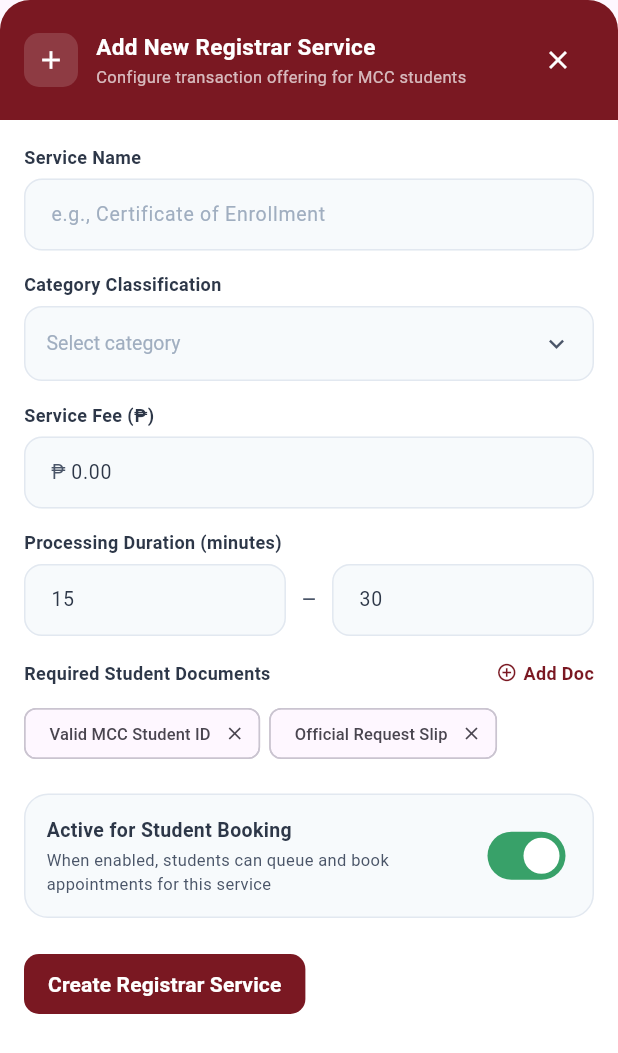
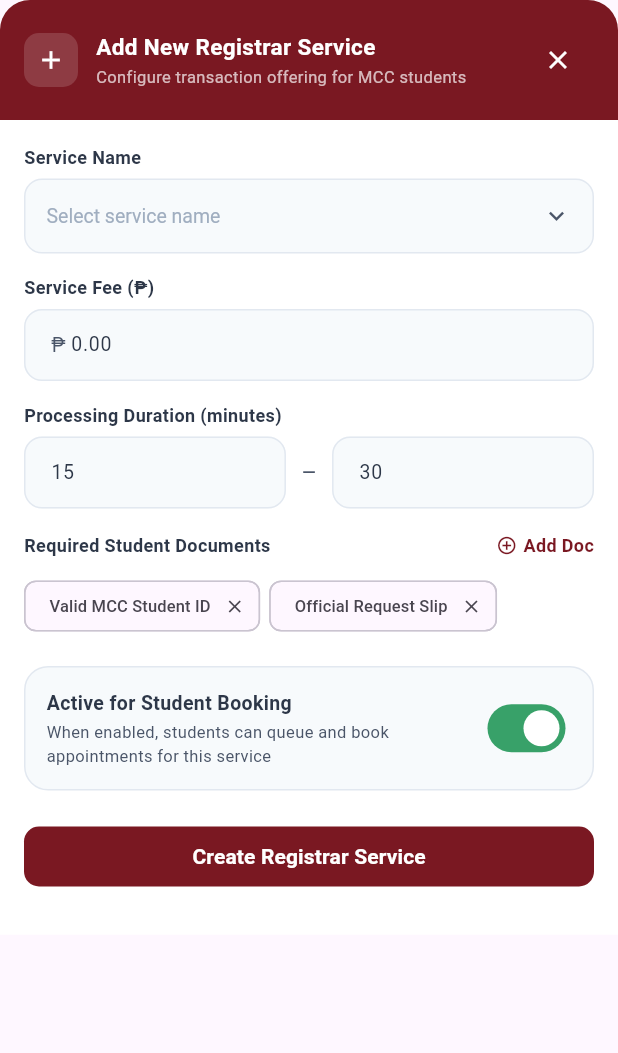
Before and after one commit to mrtnbtstaa/mcc-queue-appointment, a Flutter app: the AddRegistrarServiceBottomSheet widget shown alone on an empty page, opened directly, on a phone screen of 412 x 824 dp. Shown: the top 1053 px of the screen. Run offline on Flutter 3.47's test engine with Material 3 defaults, Android fonts, the phone set to English and light mode, and no system bars; our stand-ins replace bloc, bloc_concurrency, dio, equatable, flutter_bloc, flutter_secure_storage and 6 more; accounts and stored records are empty; network calls fail.

Commit message:
improved: prevent two events in the same date, added a calendar details bottom sheet, service modal from input to dropdown

```diff
--- a/lib/core/config/app_config.dart
+++ b/lib/core/config/app_config.dart
@@ -14,8 +14,7 @@ class AppConfig {
   static const development = AppConfig(
     environment: AppEnvironment.development,
     appName: 'MyApp Development',
-    baseUrl: 'http://localhost:60234/api/',
-    // baseUrl: 'http://10.0.2.2:8000/api/',
+    baseUrl: 'http://10.0.2.2:8000/api/',
   );
 
   static const production = AppConfig(
--- a/lib/features/shared/services/data/repositories/service_repository_impl.dart
+++ b/lib/features/shared/services/data/repositories/service_repository_impl.dart
@@ -79,7 +79,7 @@ class ServiceRepositoryImpl implements ServiceRepository {
     final result = await _remote.createService(dto);
 
     return switch (result) {
-      ApiSuccess(:final data) => Right(data.toDomain()),
+      ApiSuccess() => Right(entity),
       ApiFailure(:final error) => Left(_mapFailure(error)),
     };
   }
--- a/lib/features/staff/services/presentation/widgets/add_service_bottom_sheet.dart
+++ b/lib/features/staff/services/presentation/widgets/add_service_bottom_sheet.dart
@@ -6,12 +6,22 @@ import '../../../../../core/widgets/common_bottom_sheet.dart';
 import '../../../../../core/widgets/common_responsive_modal.dart';
 import '../../../../../core/widgets/common_elevated_button.dart';
 import '../../../../shared/filter_options/domain/filter_options.dart';
-import '../../../../shared/filter_options/presentation/filter_options_cubit.dart';
 import '../../../../shared/services/domain/entities/service_entity.dart';
 import '../../../../shared/services/presentation/bloc/manage_services_bloc.dart';
 import '../../../../shared/services/presentation/bloc/manage_services_event.dart';
 import '../../../../shared/services/presentation/bloc/manage_services_state.dart';
 import 'required_document_field.dart';
+
+const _serviceCategories = [
+  FilterOption(value: 'Admission', label: 'Admission'),
+  FilterOption(value: 'Enrollment', label: 'Enrollment'),
+  FilterOption(value: 'Records', label: 'Student Records'),
+  FilterOption(value: 'Certificates', label: 'Certificates & Documents'),
+  FilterOption(value: 'Academic', label: 'Academic Concerns'),
+  FilterOption(value: 'Graduation', label: 'Graduation'),
+  FilterOption(value: 'Clearance', label: 'Clearance'),
+  FilterOption(value: 'Transfer', label: 'Transfer & Withdrawal'),
+];
 
 class AddRegistrarServiceBottomSheet extends StatefulWidget {
   const AddRegistrarServiceBottomSheet({super.key, this.serviceToEdit});
@@ -70,23 +80,18 @@ class _AddRegistrarServiceBottomSheetState
 
     // Keep the saved category selectable even if it isn't in the backend list.
     final existing = service?.category;
-    final options = context
-        .read<FilterOptionsCubit>()
-        .state
-        .options
-        .serviceCategories;
     _categories = [
-      ...options,
+      ..._serviceCategories,
       if (existing != null &&
           existing.isNotEmpty &&
-          !options.any((option) => option.value == existing))
+          !_serviceCategories.any((option) => option.value == existing))
         FilterOption(value: existing, label: existing),
     ];
     _selectedCategory =
         (existing != null &&
             _categories.any((option) => option.value == existing))
         ? existing
-        : (_categories.isEmpty ? '' : _categories.first.value);
+        : '';
 
     _isActiveForBooking = service?.isActive ?? true;
 
@@ -203,6 +208,54 @@ class _AddRegistrarServiceBottomSheetState
     );
   }
 
+  Widget _categoryDropdown({required bool useAsServiceName}) {
+    return Container(
+      padding: const EdgeInsets.symmetric(horizontal: 14),
+      decoration: BoxDecoration(
+        color: TAppColors.inputFill,
+        borderRadius: BorderRadius.circular(12),
+        border: Border.all(color: TAppColors.border),
+      ),
+      child: DropdownButtonHideUnderline(
+        child: DropdownButton<String>(
+          value: _categories.any((option) => option.value == _selectedCategory)
+              ? _selectedCategory
+              : null,
+          hint: Text(
+            useAsServiceName ? 'Select service name' : 'Select category',
+            style: const TextStyle(fontSize: 13, color: TAppColors.textHint),
+          ),
+          isExpanded: true,
+          icon: const Icon(
+            Icons.keyboard_arrow_down,
+            color: TAppColors.textSecondary,
+            size: 20,
+          ),
+          style: const TextStyle(fontSize: 13, color: TAppColors.textPrimary),
+          items: _categories
+              .map(
+                (option) => DropdownMenuItem<String>(
+                  value: option.value,
+                  child: Text(option.label),
+                ),
+              )
+              .toList(),
+          onChanged: (value) {
+            if (value == null) return;
+            setState(() {
+              _selectedCategory = value;
+              if (useAsServiceName) {
+                _serviceNameController.text = _categories
+                    .firstWhere((option) => option.value == value)
+                    .label;
+              }
+            });
+          },
+        ),
+      ),
+    );
+  }
+
   @override
   Widget build(BuildContext context) {
     return BlocListener<ManageServicesBloc, ManageServicesState>(
@@ -308,6 +361,7 @@ class _AddRegistrarServiceBottomSheetState
                         // Service Name
                         _label('Service Name'),
                         const SizedBox(height: 6),
+                        if (_isEditing)
                           TextField(
                             controller: _serviceNameController,
                             style: const TextStyle(
@@ -317,62 +371,18 @@ class _AddRegistrarServiceBottomSheetState
                             decoration: _inputDecoration(
                               hint: 'e.g., Certificate of Enrollment',
                             ),
-                        ),
+                          )
+                        else
+                          _categoryDropdown(useAsServiceName: true),
                         const SizedBox(height: 14),
 
                         // Category Classification
+                        if (_isEditing) ...[
                           _label('Category Classification'),
                           const SizedBox(height: 6),
-                        Container(
-                          padding: const EdgeInsets.symmetric(horizontal: 14),
-                          decoration: BoxDecoration(
-                            color: TAppColors.inputFill,
-                            borderRadius: BorderRadius.circular(12),
-                            border: Border.all(color: TAppColors.border),
-                          ),
-                          child: DropdownButtonHideUnderline(
-                            child: DropdownButton<String>(
-                              value:
-                                  _categories.any(
-                                    (option) =>
-                                        option.value == _selectedCategory,
-                                  )
-                                  ? _selectedCategory
-                                  : null,
-                              hint: const Text(
-                                'Select category',
-                                style: TextStyle(
-                                  fontSize: 13,
-                                  color: TAppColors.textHint,
-                                ),
-                              ),
-                              isExpanded: true,
-                              icon: const Icon(
-                                Icons.keyboard_arrow_down,
-                                color: TAppColors.textSecondary,
-                                size: 20,
-                              ),
-                              style: const TextStyle(
-                                fontSize: 13,
-                                color: TAppColors.textPrimary,
-                              ),
-                              items: _categories
-                                  .map(
-                                    (option) => DropdownMenuItem<String>(
-                                      value: option.value,
-                                      child: Text(option.label),
-                                    ),
-                                  )
-                                  .toList(),
-                              onChanged: (String? newValue) {
-                                if (newValue != null) {
-                                  setState(() => _selectedCategory = newValue);
-                                }
-                              },
-                            ),
-                          ),
-                        ),
+                          _categoryDropdown(useAsServiceName: false),
                           const SizedBox(height: 14),
+                        ],
 
                         // Service Fee
                         _label('Service Fee (₱)'),
@@ -490,7 +500,9 @@ class _AddRegistrarServiceBottomSheetState
                         const SizedBox(height: 20),
 
                         // Submit / Save Button
-                        CommonElevatedButton(
+                        SizedBox(
+                          width: double.infinity,
+                          child: CommonElevatedButton(
                             // style: ElevatedButton.styleFrom(
                             //   backgroundColor: TAppColors.primary,
                             //   padding: const EdgeInsets.symmetric(vertical: 14),
@@ -521,6 +533,7 @@ class _AddRegistrarServiceBottomSheetState
                                     ),
                                   ),
                           ),
+                        ),
                         const SizedBox(height: 12),
                       ],
                     ),
--- a/lib/features/staff/services/presentation/widgets/manage_services_header.dart
+++ b/lib/features/staff/services/presentation/widgets/manage_services_header.dart
@@ -83,7 +83,7 @@ class ManageServicesHeader extends StatelessWidget {
               8.0.width,
               Expanded(
                 child: CommonText(
-                  text: 'Deactivating a service immediately hides it from the student booking catalog and kiosk displays.',
+                  text: 'Deactivating a service immediately hides it from the student booking catalog.',
                   fontColor: TAppColors.textSecondary,
                   fontSize: 11.5,
                   height: 1.35,
--- a/lib/features/staff/students/presentation/widgets/students_filter_section.dart
+++ b/lib/features/staff/students/presentation/widgets/students_filter_section.dart
@@ -86,7 +86,6 @@ class StudentsFilterSection extends StatelessWidget {
                   10.0.height,
                   Wrap(
                     spacing: 8,
-                    runSpacing: 8,
                     children: [
                       _buildProgramChip(cubit, state, null, 'All'),
                       for (final course in courses)
@@ -127,7 +126,6 @@ class StudentsFilterSection extends StatelessWidget {
       padding: const EdgeInsets.symmetric(horizontal: 10, vertical: 6),
       labelPadding: EdgeInsets.zero,
       visualDensity: VisualDensity.compact,
-      materialTapTargetSize: MaterialTapTargetSize.shrinkWrap,
       label: CommonText(
         text: label,
         fontSize: 12,
--- a/lib/features/student/protected/appointment_schedule/appointment_details/presentation/widgets/appointment_ticket_card.dart
+++ b/lib/features/student/protected/appointment_schedule/appointment_details/presentation/widgets/appointment_ticket_card.dart
@@ -265,7 +265,7 @@ class AppointmentTicketCard extends StatelessWidget {
                       8.0.width,
                       Expanded(
                         child: CommonText(
-                          text: 'Please arrive at least 15 minutes before your scheduled window. Present your MCC Student ID and this digital ticket to the kiosk scanner or Window 2 staff.',
+                          text: 'Please arrive at least 15 minutes before your scheduled window. Present your MCC Student ID.',
                           fontColor: TAppColors.textSecondary,
                           fontSize: 11,
                           height: 1.35,
--- a/lib/features/student/protected/services/presentation/widgets/priority_counter_notice.dart
+++ b/lib/features/student/protected/services/presentation/widgets/priority_counter_notice.dart
@@ -35,7 +35,7 @@ class PriorityCounterNotice extends StatelessWidget {
                 ),
                 SizedBox(height: 2),
                 Text(
-                  'Appointments bypass walk-in kiosk delays. Review document prerequisites before booking.',
+                  'Review document prerequisites before booking.',
                   style: TextStyle(fontSize: 11, color: TAppColors.errorText),
                 ),
               ],
```
Also changed, not shown: lib/features/shared/appointment_schedules/presentation/bloc/manage_schedules_state.dart (+9 -0 lines), lib/features/shared/services/data/datasources/service_remote_data_source.dart (+3 -6 lines), lib/features/staff/appointment_schedules/presentation/widgets/create_schedule_bottom_sheet.dart (+18 -2 lines), lib/features/staff/appointment_schedules/presentation/widgets/daily_time_slots_list.dart (+5 -4 lines), lib/features/staff/appointment_schedules/presentation/widgets/schedule_calendar_card.dart (+6 -5 lines), lib/features/staff/appointment_schedules/presentation/widgets/schedule_date_details_sheet.dart (added, +178 -0 lines), 1 other file. Lines whose indentation alone changed are shown as unchanged.
